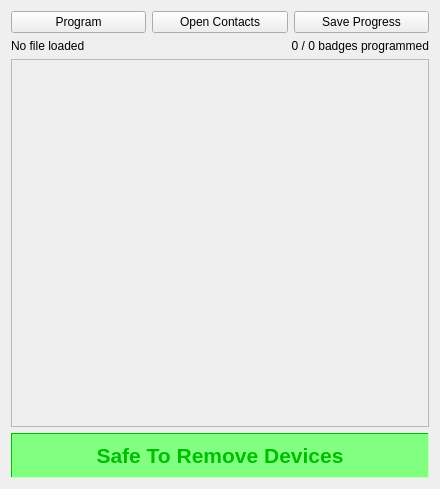
Above: src/hackergang.ui from parallaxinc/BadgeHacker before the change. Below: the same form after it.
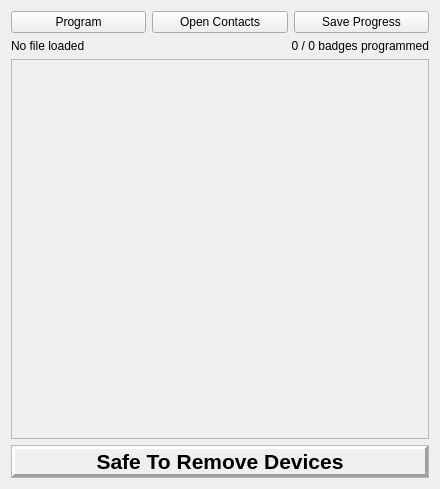
That is the form after the change.

Commit message: split loader.version call in blank() to detect() (BADGE-19); various interface tweaks and improvements (BADGE-18)

Diff of the .ui file:
```diff
--- a/src/hackergang.ui
+++ b/src/hackergang.ui
@@ -134,426 +134,11 @@
        <verstretch>0</verstretch>
       </sizepolicy>
      </property>
-     <property name="palette">
-      <palette>
-       <active>
-        <colorrole role="WindowText">
-         <brush brushstyle="SolidPattern">
-          <color alpha="255">
-           <red>0</red>
-           <green>190</green>
-           <blue>0</blue>
-          </color>
-         </brush>
-        </colorrole>
-        <colorrole role="Button">
-         <brush brushstyle="SolidPattern">
-          <color alpha="255">
-           <red>128</red>
-           <green>255</green>
-           <blue>128</blue>
-          </color>
-         </brush>
-        </colorrole>
-        <colorrole role="Light">
-         <brush brushstyle="SolidPattern">
-          <color alpha="255">
-           <red>191</red>
-           <green>255</green>
-           <blue>191</blue>
-          </color>
-         </brush>
-        </colorrole>
-        <colorrole role="Midlight">
-         <brush brushstyle="SolidPattern">
-          <color alpha="255">
-           <red>191</red>
-           <green>255</green>
-           <blue>191</blue>
-          </color>
-         </brush>
-        </colorrole>
-        <colorrole role="Dark">
-         <brush brushstyle="SolidPattern">
-          <color alpha="255">
-           <red>0</red>
-           <green>191</green>
-           <blue>0</blue>
-          </color>
-         </brush>
-        </colorrole>
-        <colorrole role="Mid">
-         <brush brushstyle="SolidPattern">
-          <color alpha="255">
-           <red>85</red>
-           <green>170</green>
-           <blue>85</blue>
-          </color>
-         </brush>
-        </colorrole>
-        <colorrole role="Text">
-         <brush brushstyle="SolidPattern">
-          <color alpha="255">
-           <red>0</red>
-           <green>0</green>
-           <blue>0</blue>
-          </color>
-         </brush>
-        </colorrole>
-        <colorrole role="BrightText">
-         <brush brushstyle="SolidPattern">
-          <color alpha="255">
-           <red>255</red>
-           <green>255</green>
-           <blue>255</blue>
-          </color>
-         </brush>
-        </colorrole>
-        <colorrole role="ButtonText">
-         <brush brushstyle="SolidPattern">
-          <color alpha="255">
-           <red>0</red>
-           <green>0</green>
-           <blue>0</blue>
-          </color>
-         </brush>
-        </colorrole>
-        <colorrole role="Base">
-         <brush brushstyle="SolidPattern">
-          <color alpha="255">
-           <red>128</red>
-           <green>255</green>
-           <blue>128</blue>
-          </color>
-         </brush>
-        </colorrole>
-        <colorrole role="Window">
-         <brush brushstyle="SolidPattern">
-          <color alpha="255">
-           <red>128</red>
-           <green>255</green>
-           <blue>128</blue>
-          </color>
-         </brush>
-        </colorrole>
-        <colorrole role="Shadow">
-         <brush brushstyle="SolidPattern">
-          <color alpha="255">
-           <red>0</red>
-           <green>0</green>
-           <blue>0</blue>
-          </color>
-         </brush>
-        </colorrole>
-        <colorrole role="AlternateBase">
-         <brush brushstyle="SolidPattern">
-          <color alpha="255">
-           <red>191</red>
-           <green>255</green>
-           <blue>191</blue>
-          </color>
-         </brush>
-        </colorrole>
-        <colorrole role="ToolTipBase">
-         <brush brushstyle="SolidPattern">
-          <color alpha="255">
-           <red>255</red>
-           <green>255</green>
-           <blue>220</blue>
-          </color>
-         </brush>
-        </colorrole>
-        <colorrole role="ToolTipText">
-         <brush brushstyle="SolidPattern">
-          <color alpha="255">
-           <red>0</red>
-           <green>0</green>
-           <blue>0</blue>
-          </color>
-         </brush>
-        </colorrole>
-       </active>
-       <inactive>
-        <colorrole role="WindowText">
-         <brush brushstyle="SolidPattern">
-          <color alpha="255">
-           <red>0</red>
-           <green>190</green>
-           <blue>0</blue>
-          </color>
-         </brush>
-        </colorrole>
-        <colorrole role="Button">
-         <brush brushstyle="SolidPattern">
-          <color alpha="255">
-           <red>128</red>
-           <green>255</green>
-           <blue>128</blue>
-          </color>
-         </brush>
-        </colorrole>
-        <colorrole role="Light">
-         <brush brushstyle="SolidPattern">
-          <color alpha="255">
-           <red>191</red>
-           <green>255</green>
-           <blue>191</blue>
-          </color>
-         </brush>
-        </colorrole>
-        <colorrole role="Midlight">
-         <brush brushstyle="SolidPattern">
-          <color alpha="255">
-           <red>191</red>
-           <green>255</green>
-           <blue>191</blue>
-          </color>
-         </brush>
-        </colorrole>
-        <colorrole role="Dark">
-         <brush brushstyle="SolidPattern">
-          <color alpha="255">
-           <red>0</red>
-           <green>191</green>
-           <blue>0</blue>
-          </color>
-         </brush>
-        </colorrole>
-        <colorrole role="Mid">
-         <brush brushstyle="SolidPattern">
-          <color alpha="255">
-           <red>85</red>
-           <green>170</green>
-           <blue>85</blue>
-          </color>
-         </brush>
-        </colorrole>
-        <colorrole role="Text">
-         <brush brushstyle="SolidPattern">
-          <color alpha="255">
-           <red>0</red>
-           <green>0</green>
-           <blue>0</blue>
-          </color>
-         </brush>
-        </colorrole>
-        <colorrole role="BrightText">
-         <brush brushstyle="SolidPattern">
-          <color alpha="255">
-           <red>255</red>
-           <green>255</green>
-           <blue>255</blue>
-          </color>
-         </brush>
-        </colorrole>
-        <colorrole role="ButtonText">
-         <brush brushstyle="SolidPattern">
-          <color alpha="255">
-           <red>0</red>
-           <green>0</green>
-           <blue>0</blue>
-          </color>
-         </brush>
-        </colorrole>
-        <colorrole role="Base">
-         <brush brushstyle="SolidPattern">
-          <color alpha="255">
-           <red>128</red>
-           <green>255</green>
-           <blue>128</blue>
-          </color>
-         </brush>
-        </colorrole>
-        <colorrole role="Window">
-         <brush brushstyle="SolidPattern">
-          <color alpha="255">
-           <red>128</red>
-           <green>255</green>
-           <blue>128</blue>
-          </color>
-         </brush>
-        </colorrole>
-        <colorrole role="Shadow">
-         <brush brushstyle="SolidPattern">
-          <color alpha="255">
-           <red>0</red>
-           <green>0</green>
-           <blue>0</blue>
-          </color>
-         </brush>
-        </colorrole>
-        <colorrole role="AlternateBase">
-         <brush brushstyle="SolidPattern">
-          <color alpha="255">
-           <red>191</red>
-           <green>255</green>
-           <blue>191</blue>
-          </color>
-         </brush>
-        </colorrole>
-        <colorrole role="ToolTipBase">
-         <brush brushstyle="SolidPattern">
-          <color alpha="255">
-           <red>255</red>
-           <green>255</green>
-           <blue>220</blue>
-          </color>
-         </brush>
-        </colorrole>
-        <colorrole role="ToolTipText">
-         <brush brushstyle="SolidPattern">
-          <color alpha="255">
-           <red>0</red>
-           <green>0</green>
-           <blue>0</blue>
-          </color>
-         </brush>
-        </colorrole>
-       </inactive>
-       <disabled>
-        <colorrole role="WindowText">
-         <brush brushstyle="SolidPattern">
-          <color alpha="255">
-           <red>0</red>
-           <green>191</green>
-           <blue>0</blue>
-          </color>
-         </brush>
-        </colorrole>
-        <colorrole role="Button">
-         <brush brushstyle="SolidPattern">
-          <color alpha="255">
-           <red>128</red>
-           <green>255</green>
-           <blue>128</blue>
-          </color>
-         </brush>
-        </colorrole>
-        <colorrole role="Light">
-         <brush brushstyle="SolidPattern">
-          <color alpha="255">
-           <red>191</red>
-           <green>255</green>
-           <blue>191</blue>
-          </color>
-         </brush>
-        </colorrole>
-        <colorrole role="Midlight">
-         <brush brushstyle="SolidPattern">
-          <color alpha="255">
-           <red>191</red>
-           <green>255</green>
-           <blue>191</blue>
-          </color>
-         </brush>
-        </colorrole>
-        <colorrole role="Dark">
-         <brush brushstyle="SolidPattern">
-          <color alpha="255">
-           <red>0</red>
-           <green>191</green>
-           <blue>0</blue>
-          </color>
-         </brush>
-        </colorrole>
-        <colorrole role="Mid">
-         <brush brushstyle="SolidPattern">
-          <color alpha="255">
-           <red>85</red>
-           <green>170</green>
-           <blue>85</blue>
-          </color>
-         </brush>
-        </colorrole>
-        <colorrole role="Text">
-         <brush brushstyle="SolidPattern">
-          <color alpha="255">
-           <red>0</red>
-           <green>191</green>
-           <blue>0</blue>
-          </color>
-         </brush>
-        </colorrole>
-        <colorrole role="BrightText">
-         <brush brushstyle="SolidPattern">
-          <color alpha="255">
-           <red>255</red>
-           <green>255</green>
-           <blue>255</blue>
-          </color>
-         </brush>
-        </colorrole>
-        <colorrole role="ButtonText">
-         <brush brushstyle="SolidPattern">
-          <color alpha="255">
-           <red>0</red>
-           <green>191</green>
-           <blue>0</blue>
-          </color>
-         </brush>
-        </colorrole>
-        <colorrole role="Base">
-         <brush brushstyle="SolidPattern">
-          <color alpha="255">
-           <red>128</red>
-           <green>255</green>
-           <blue>128</blue>
-          </color>
-         </brush>
-        </colorrole>
-        <colorrole role="Window">
-         <brush brushstyle="SolidPattern">
-          <color alpha="255">
-           <red>128</red>
-           <green>255</green>
-           <blue>128</blue>
-          </color>
-         </brush>
-        </colorrole>
-        <colorrole role="Shadow">
-         <brush brushstyle="SolidPattern">
-          <color alpha="255">
-           <red>0</red>
-           <green>0</green>
-           <blue>0</blue>
-          </color>
-         </brush>
-        </colorrole>
-        <colorrole role="AlternateBase">
-         <brush brushstyle="SolidPattern">
-          <color alpha="255">
-           <red>128</red>
-           <green>255</green>
-           <blue>128</blue>
-          </color>
-         </brush>
-        </colorrole>
-        <colorrole role="ToolTipBase">
-         <brush brushstyle="SolidPattern">
-          <color alpha="255">
-           <red>255</red>
-           <green>255</green>
-           <blue>220</blue>
-          </color>
-         </brush>
-        </colorrole>
-        <colorrole role="ToolTipText">
-         <brush brushstyle="SolidPattern">
-          <color alpha="255">
-           <red>0</red>
-           <green>0</green>
-           <blue>0</blue>
-          </color>
-         </brush>
-        </colorrole>
-       </disabled>
-      </palette>
-     </property>
      <property name="autoFillBackground">
       <bool>true</bool>
      </property>
      <property name="frameShape">
-      <enum>QFrame::Panel</enum>
+      <enum>QFrame::StyledPanel</enum>
      </property>
      <property name="frameShadow">
       <enum>QFrame::Sunken</enum>
@@ -562,6 +147,21 @@
       <number>1</number>
      </property>
      <layout class="QHBoxLayout" name="horizontalLayout_6">
+      <property name="spacing">
+       <number>0</number>
+      </property>
+      <property name="leftMargin">
+       <number>0</number>
+      </property>
+      <property name="topMargin">
+       <number>0</number>
+      </property>
+      <property name="rightMargin">
+       <number>0</number>
+      </property>
+      <property name="bottomMargin">
+       <number>0</number>
+      </property>
       <item>
        <widget class="QLabel" name="connectionStateText">
         <property name="font">
@@ -574,12 +174,24 @@
         <property name="autoFillBackground">
          <bool>true</bool>
         </property>
+        <property name="frameShape">
+         <enum>QFrame::Panel</enum>
+        </property>
+        <property name="frameShadow">
+         <enum>QFrame::Raised</enum>
+        </property>
+        <property name="lineWidth">
+         <number>3</number>
+        </property>
         <property name="text">
          <string>Safe To Remove Devices</string>
         </property>
         <property name="alignment">
          <set>Qt::AlignCenter</set>
         </property>
+        <property name="margin">
+         <number>6</number>
+        </property>
        </widget>
       </item>
      </layout>
```
Left out of the diff: 2 changed lines with no effect on the pictures. The commit also changes 3 other files.
